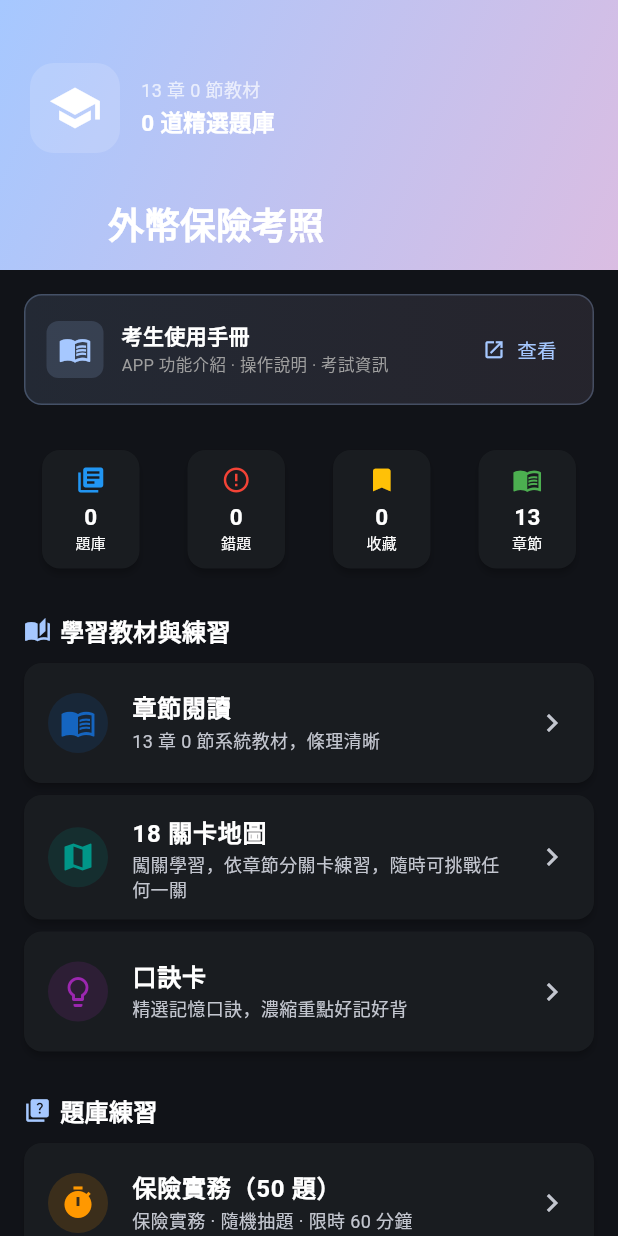
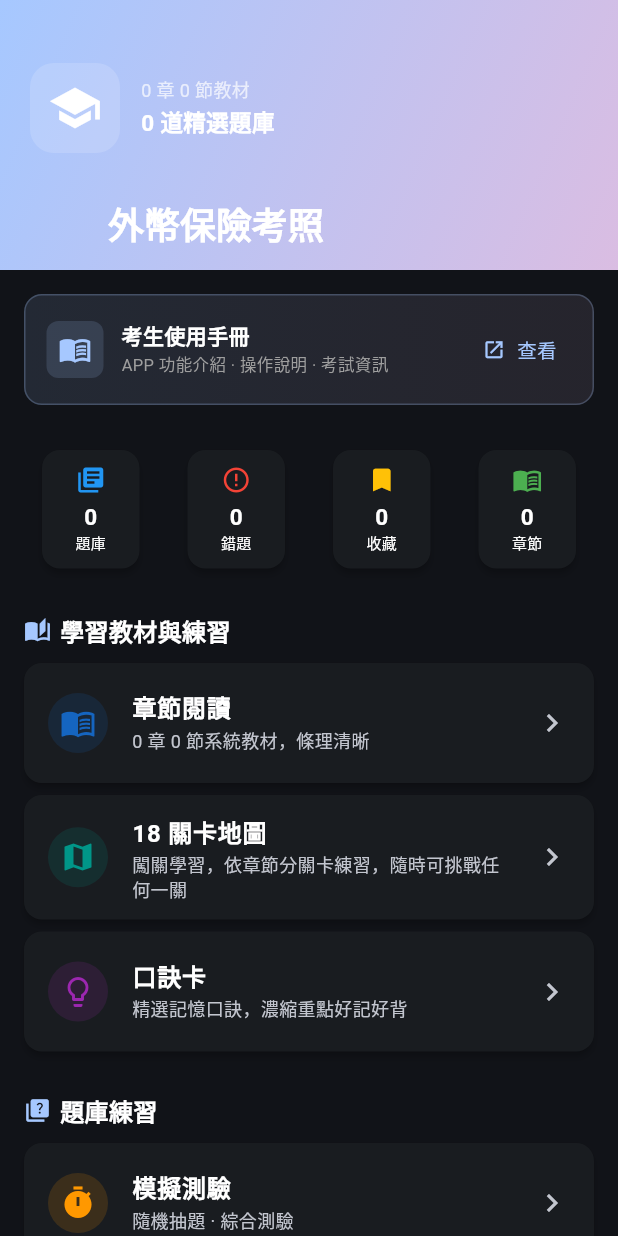
Before and after one commit to shinkong-insurance/currency-insurance-exam, a Flutter app: the HomePage screen opened by its route, on a phone screen of 412 x 824 dp. Run offline on Flutter 3.47's test engine with Material 3 defaults, Android fonts, the phone set to English and light mode, and no system bars; our stand-ins replace device_info_plus, flutter_riverpod, go_router, shared_preferences, supabase_flutter; missing offline and left inert: dart:html; accounts and stored records are empty.

Commit message:
C5: replace the sibling app's course/paper exam cards with one 模擬測驗 card
The home page offered two courseId-based cards (保險實務 50題 / 保險法規
100題) and six practice-paper A/B/C cards. All eight are artifacts of the
壽險 sibling app: the paper names (保險實務A卷 etc.) do not exist in this
app's seeded data, and the courseId filter behind them was
`q.chapterId ~/ 100 == courseId`, a sibling-app id-encoding assumption that
matches nothing in this app's flat 1-8 chapter ids -- so every one of those
cards opened an empty exam.

Replaced with a single 模擬測驗 card pushing /exam?count=50 with no
courseId, drawing from the full classified question pool. The quiz/exam
engine itself is untouched and stays -- spec §4 keeps it as an inherited
module; only the two-course split this product does not have is removed.

Also in this change:
- Strip courseId and paperName from ExamPage, the /exam route's query
  parsing, and the repository. getRandomQuestionsByCourse is deleted
  outright and getExamQuestionsWithWrongPriority now takes (count,
  wrongIds) over the full pool. paperName had no caller besides the six
  deleted cards.
- Guard ExamPage.build against an empty question pool with a 此範圍暫無題目
  state. A per-chapter exam is an easy empty-pool case (chapters 1 and 8
  have no seeded questions yet) and previously crashed with RangeError.
- Replace the hardcoded 13-chapter copy (SliverAppBar subtitle, 章節閱讀
  subtitle, and the 章節 stat card) with the real count from
  chaptersProvider.

Co-Authored-By: Claude Sonnet 5 <noreply@anthropic.com>

```diff
--- a/lib/app/router.dart
+++ b/lib/app/router.dart
@@ -83,11 +83,7 @@ final appRouter = GoRouter(
         chapterId: state.uri.queryParameters['chapter'] != null
             ? int.parse(state.uri.queryParameters['chapter']!)
             : null,
-        courseId: state.uri.queryParameters['courseId'] != null
-            ? int.parse(state.uri.queryParameters['courseId']!)
-            : null,
         wrongPriority: state.uri.queryParameters['wrongPriority'] == 'true',
-        paperName: state.uri.queryParameters['paper'],
       ),
     ),
     GoRoute(
--- a/lib/features/home/home_page.dart
+++ b/lib/features/home/home_page.dart
@@ -15,10 +15,13 @@ class HomePage extends ConsumerWidget {
     final favIds = ref.watch(favoriteIdsProvider);
     final allQs = ref.watch(allQuestionsProvider);
     final allSecs = ref.watch(allSectionsProvider);
+    final chapters = ref.watch(chaptersProvider);
 
     final totalQ = allQs.maybeWhen(data: (q) => q.length, orElse: () => 942);
     final totalSecs =
         allSecs.maybeWhen(data: (s) => s.length, orElse: () => 60);
+    final totalChapters =
+        chapters.maybeWhen(data: (c) => c.length, orElse: () => 8);
     final wrongCount =
         wrongIds.maybeWhen(data: (w) => w.length, orElse: () => 0);
     final favCount = favIds.maybeWhen(data: (f) => f.length, orElse: () => 0);
@@ -62,7 +65,7 @@ class HomePage extends ConsumerWidget {
                           mainAxisSize: MainAxisSize.min,
                           crossAxisAlignment: CrossAxisAlignment.start,
                           children: [
-                            Text('13 章 $totalSecs 節教材',
+                            Text('$totalChapters 章 $totalSecs 節教材',
                                 style: const TextStyle(
                                     color: Colors.white70, fontSize: 12)),
                             const SizedBox(height: 2),
@@ -132,7 +135,7 @@ class HomePage extends ConsumerWidget {
                     const SizedBox(width: 8),
                     _StatCard(
                         label: '章節',
-                        value: '13',
+                        value: '$totalChapters',
                         icon: Icons.menu_book,
                         color: Colors.green),
                   ],
@@ -145,7 +148,7 @@ class HomePage extends ConsumerWidget {
                 _FeatureCard(
                   icon: Icons.menu_book,
                   title: '章節閱讀',
-                  subtitle: '13 章 $totalSecs 節系統教材，條理清晰',
+                  subtitle: '$totalChapters 章 $totalSecs 節系統教材，條理清晰',
                   color: const Color(0xFF1565C0),
                   onTap: () => context.push('/chapters'),
                 ),
@@ -168,75 +171,12 @@ class HomePage extends ConsumerWidget {
                 // ── 題庫練習 ──────────────────────────────────
                 _SectionHeader(title: '題庫練習', icon: Icons.quiz),
                 const SizedBox(height: 10),
-
                 _FeatureCard(
                   icon: Icons.timer,
-                  title: '保險實務（50 題）',
-                  subtitle: '保險實務 · 隨機抽題 · 限時 60 分鐘',
+                  title: '模擬測驗',
+                  subtitle: '隨機抽題 · 綜合測驗',
                   color: Colors.orange,
-                  onTap: () => context.push('/exam?count=50&courseId=1'),
-                ),
-                _FeatureCard(
-                  icon: Icons.assignment,
-                  title: '保險法規（100 題）',
-                  subtitle: '保險法規 · 完整全題型 · 限時 80 分鐘',
-                  color: Colors.deepOrange,
-                  onTap: () => context.push('/exam?count=100&courseId=2'),
-                ),
-                const SizedBox(height: 12),
-
-                // ── 練習考卷（線上作答）────────────────────────
-                _SectionHeader(title: '練習考卷', icon: Icons.article_outlined),
-                const SizedBox(height: 10),
-                // 保險實務 A / B / C 卷
-                _FeatureCard(
-                  icon: Icons.timer_outlined,
-                  title: '保險實務 A 卷（50 題）',
-                  subtitle: '保險實務 · 隨機抽題 · 限時 60 分鐘',
-                  color: const Color(0xFF1565C0),
-                  onTap: () => context.push(
-                      '/exam?count=50&courseId=1&paper=%E4%BF%9D%E9%9A%AA%E5%AF%A6%E5%8B%99A%E5%8D%B7'),
-                ),
-                _FeatureCard(
-                  icon: Icons.timer_outlined,
-                  title: '保險實務 B 卷（50 題）',
-                  subtitle: '保險實務 · 隨機抽題 · 限時 60 分鐘',
-                  color: const Color(0xFF1565C0),
-                  onTap: () => context.push(
-                      '/exam?count=50&courseId=1&paper=%E4%BF%9D%E9%9A%AA%E5%AF%A6%E5%8B%99B%E5%8D%B7'),
-                ),
-                _FeatureCard(
-                  icon: Icons.timer_outlined,
-                  title: '保險實務 C 卷（50 題）',
-                  subtitle: '保險實務 · 隨機抽題 · 限時 60 分鐘',
-                  color: const Color(0xFF1565C0),
-                  onTap: () => context.push(
-                      '/exam?count=50&courseId=1&paper=%E4%BF%9D%E9%9A%AA%E5%AF%A6%E5%8B%99C%E5%8D%B7'),
-                ),
-                // 保險法規 A / B / C 卷
-                _FeatureCard(
-                  icon: Icons.assignment_outlined,
-                  title: '保險法規 A 卷（100 題）',
-                  subtitle: '保險法規 · 完整全題型 · 限時 80 分鐘',
-                  color: Colors.indigo,
-                  onTap: () => context.push(
-                      '/exam?count=100&courseId=2&paper=%E4%BF%9D%E9%9A%AA%E6%B3%95%E8%A6%8FA%E5%8D%B7'),
-                ),
-                _FeatureCard(
-                  icon: Icons.assignment_outlined,
-                  title: '保險法規 B 卷（100 題）',
-                  subtitle: '保險法規 · 完整全題型 · 限時 80 分鐘',
-                  color: Colors.indigo,
-                  onTap: () => context.push(
-                      '/exam?count=100&courseId=2&paper=%E4%BF%9D%E9%9A%AA%E6%B3%95%E8%A6%8FB%E5%8D%B7'),
-                ),
-                _FeatureCard(
-                  icon: Icons.assignment_outlined,
-                  title: '保險法規 C 卷（100 題）',
-                  subtitle: '保險法規 · 完整全題型 · 限時 80 分鐘',
-                  color: Colors.indigo,
-                  onTap: () => context.push(
-                      '/exam?count=100&courseId=2&paper=%E4%BF%9D%E9%9A%AA%E6%B3%95%E8%A6%8FC%E5%8D%B7'),
+                  onTap: () => context.push('/exam?count=50'),
                 ),
                 const SizedBox(height: 20),
 
```
Also changed, not shown: lib/features/exam/exam_page.dart (+20 -21 lines), lib/repositories/question_repository.dart (+8 -18 lines).
